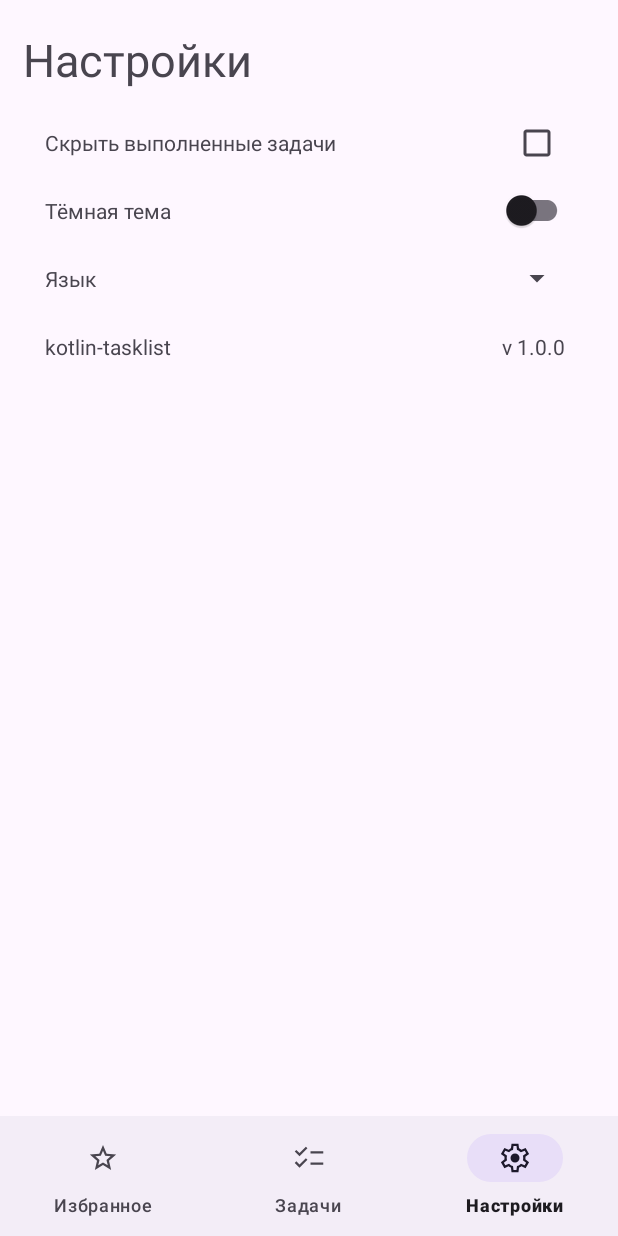
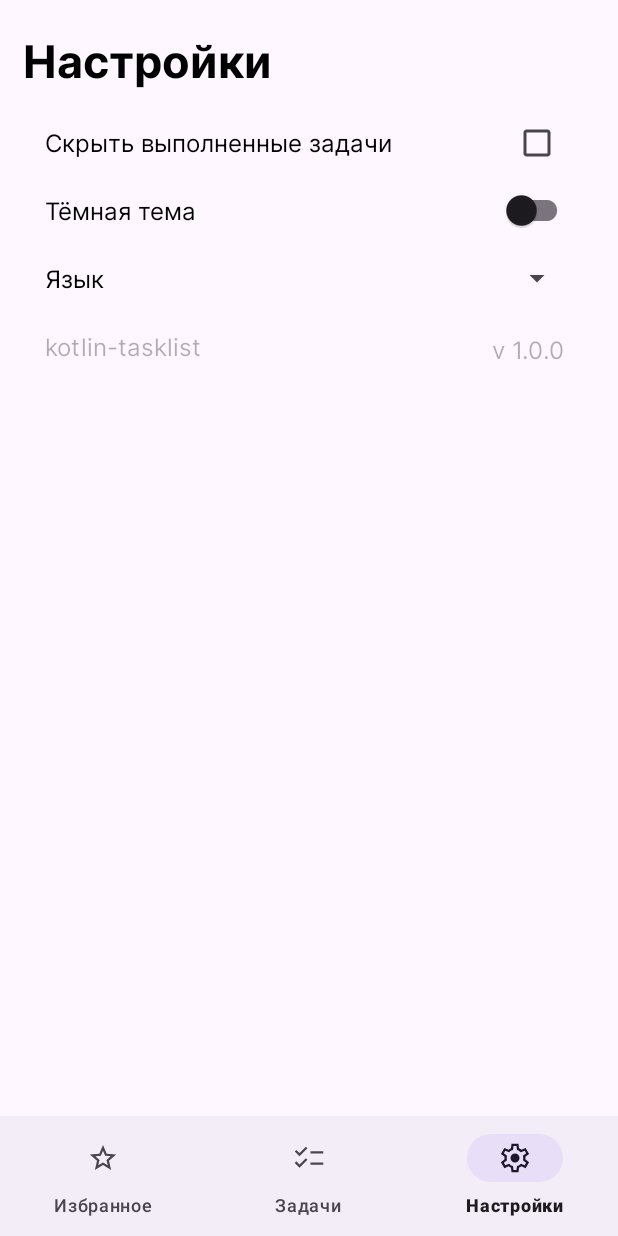
Before and after one commit to lonelywh1te/kotlin-tasklist, an Android app: the screen it shows after launch (MainActivity), item 3 of the bottom bar chosen, on a phone screen of 412 x 824 dp. Run offline under Robolectric (Android 15) with nearby library versions, the phone set to English and light mode, and no system bars; our stand-ins replace Room's generated code.

Commit message:
upd: font, some UI changes

```diff
--- /dev/null
+++ b/app/src/main/res/drawable/ic_open.xml
@@ -0,0 +1,5 @@
+<vector android:autoMirrored="true" android:height="24dp"
+    android:tint="#000000" android:viewportHeight="24"
+    android:viewportWidth="24" android:width="24dp" xmlns:android="http://schemas.android.com/apk/res/android">
+    <path android:fillColor="@android:color/white" android:pathData="M10,6L8.59,7.41 13.17,12l-4.58,4.59L10,18l6,-6z"/>
+</vector>
--- a/app/src/main/res/drawable/shape_task.xml
+++ /dev/null
@@ -1,5 +0,0 @@
-<?xml version="1.0" encoding="utf-8"?>
-<shape xmlns:android="http://schemas.android.com/apk/res/android">
-    <solid android:color="@color/black"/>
-    <corners android:radius="10dp"/>
-</shape>
--- a/app/src/main/res/layout/activity_create_task.xml
+++ b/app/src/main/res/layout/activity_create_task.xml
@@ -8,6 +8,7 @@
 
     <TextView
         android:id="@+id/tvCreateActivityTitle"
+        android:textAppearance="@style/textHeaderStyle"
         android:layout_width="match_parent"
         android:layout_height="wrap_content"
         android:text="@string/newTask"
@@ -37,6 +38,7 @@
 
         <com.google.android.material.textfield.TextInputEditText
             android:id="@+id/inputTaskTitle"
+            android:textAppearance="@style/textDefaultStyle"
             android:layout_width="match_parent"
             android:layout_height="match_parent"
             android:maxLength="25"/>
@@ -58,6 +60,7 @@
 
         <com.google.android.material.textfield.TextInputEditText
             android:id="@+id/inputTaskDescription"
+            android:textAppearance="@style/textDefaultStyle"
             android:layout_width="match_parent"
             android:layout_height="match_parent"
             android:gravity="top"/>
@@ -76,6 +79,7 @@
         app:layout_constraintTop_toBottomOf="@+id/descInputlayout">
 
         <TextView
+            android:textAppearance="@style/textDefaultStyle"
             android:layout_width="match_parent"
             android:layout_height="match_parent"
             android:layout_weight="1"
--- a/app/src/main/res/layout/activity_create_task_group.xml
+++ b/app/src/main/res/layout/activity_create_task_group.xml
@@ -8,6 +8,7 @@
 
     <TextView
         android:id="@+id/tvCreateActivityTitle"
+        android:textAppearance="@style/textHeaderStyle"
         android:layout_width="match_parent"
         android:layout_height="wrap_content"
         android:text="Новая группа"
@@ -37,6 +38,7 @@
 
         <com.google.android.material.textfield.TextInputEditText
             android:id="@+id/inputTaskGroupName"
+            android:textAppearance="@style/textDefaultStyle"
             android:layout_width="match_parent"
             android:layout_height="match_parent"
             android:maxLength="25"/>
@@ -58,6 +60,7 @@
 
         <com.google.android.material.textfield.TextInputEditText
             android:id="@+id/inputTaskGroupDescription"
+            android:textAppearance="@style/textDefaultStyle"
             android:layout_width="match_parent"
             android:layout_height="match_parent"
             android:gravity="top" />
--- a/app/src/main/res/layout/activity_main.xml
+++ b/app/src/main/res/layout/activity_main.xml
@@ -14,6 +14,7 @@
 
         <TextView
             android:id="@+id/tvActivityTitle"
+            android:textAppearance="@style/textHeaderStyle"
             android:layout_width="match_parent"
             android:layout_height="80dp"
             android:gravity="center_vertical"
--- a/app/src/main/res/layout/activity_task.xml
+++ b/app/src/main/res/layout/activity_task.xml
@@ -14,6 +14,7 @@
 
         <TextView
             android:id="@+id/tvTaskTitle"
+            android:textAppearance="@style/textHeaderStyle"
             android:layout_width="match_parent"
             android:layout_height="wrap_content"
             tools:text="Task Title"
@@ -21,13 +22,14 @@
             android:layout_marginTop="25dp"
             android:layout_marginBottom="25dp"
             android:layout_marginEnd="15dp"
-            android:textSize="30sp"
             app:layout_constraintEnd_toEndOf="parent"
             app:layout_constraintStart_toStartOf="parent"
             app:layout_constraintTop_toTopOf="parent" />
 
         <TextView
             android:id="@+id/tvIsFavouriteStatus"
+            android:textAppearance="@style/textDefaultStyle"
+            android:textStyle="italic"
             android:layout_width="match_parent"
             android:layout_height="wrap_content"
             android:text="@string/isFavourite"
@@ -37,13 +39,13 @@
             android:layout_marginBottom="25dp"
             android:layout_marginEnd="15dp"
 
-            android:textSize="16sp"
             app:layout_constraintEnd_toEndOf="parent"
             app:layout_constraintStart_toStartOf="parent"
             app:layout_constraintTop_toBottomOf="@+id/tvTaskTitle" />
 
         <TextView
             android:id="@+id/tvTaskDescription"
+            android:textAppearance="@style/textDefaultStyle"
             android:layout_width="match_parent"
             android:layout_height="wrap_content"
             tools:text="Description text"
--- a/app/src/main/res/layout/dialog_create_item.xml
+++ b/app/src/main/res/layout/dialog_create_item.xml
@@ -16,9 +16,11 @@
         <LinearLayout
             android:layout_width="match_parent"
             android:layout_height="match_parent"
+            android:padding="5dp"
             android:orientation="vertical">
 
             <TextView
+                android:textAppearance="@style/textDefaultStyle"
                 android:layout_width="match_parent"
                 android:layout_height="match_parent"
                 android:text="Что вы хотите создать?"
@@ -33,6 +35,7 @@
 
                 <Button
                     android:id="@+id/btnCreateTask"
+                    android:textAppearance="@style/textDefaultStyle"
                     android:layout_width="wrap_content"
                     android:layout_height="match_parent"
                     android:layout_weight="1"
@@ -43,6 +46,7 @@
 
                 <Button
                     android:id="@+id/btnCreateTaskGroup"
+                    android:textAppearance="@style/textDefaultStyle"
                     android:layout_width="wrap_content"
                     android:layout_height="match_parent"
                     android:layout_weight="1"
--- a/app/src/main/res/layout/fragment_settings.xml
+++ b/app/src/main/res/layout/fragment_settings.xml
@@ -19,6 +19,7 @@
             android:orientation="horizontal">
 
             <TextView
+                android:textAppearance="@style/textDefaultStyle"
                 android:layout_width="0dp"
                 android:layout_height="match_parent"
                 android:layout_weight="1"
@@ -39,6 +40,7 @@
             android:orientation="horizontal">
 
             <TextView
+                android:textAppearance="@style/textDefaultStyle"
                 android:layout_width="0dp"
                 android:layout_height="match_parent"
                 android:layout_weight="1"
@@ -59,6 +61,7 @@
             android:orientation="horizontal">
 
             <TextView
+                android:textAppearance="@style/textDefaultStyle"
                 android:layout_width="0dp"
                 android:layout_height="match_parent"
                 android:layout_weight="1"
@@ -76,9 +79,11 @@
             android:layout_height="30dp"
             android:layout_marginTop="15dp"
             android:gravity="center_vertical"
-            android:orientation="horizontal">
+            android:orientation="horizontal"
+            android:alpha="0.3">
 
             <TextView
+                android:textAppearance="@style/textDefaultStyle"
                 android:layout_width="0dp"
                 android:layout_height="match_parent"
                 android:layout_weight="1"
@@ -86,6 +91,7 @@
                 android:text="kotlin-tasklist" />
 
             <TextView
+                android:textAppearance="@style/textDefaultStyle"
                 android:layout_width="wrap_content"
                 android:layout_height="match_parent"
                 android:gravity="center_vertical"
--- /dev/null
+++ b/app/src/main/res/values/styles.xml
@@ -0,0 +1,20 @@
+<?xml version="1.0" encoding="utf-8"?>
+<resources>
+    <style name="taskItemCardStyle">
+        <item name="cornerRadius">10dp</item>
+        <item name="android:layout_marginStart">15dp</item>
+        <item name="android:layout_marginEnd">15dp</item>
+        <item name="android:layout_marginTop">7.5dp</item>
+        <item name="android:layout_marginBottom">7.5dp</item>
+    </style>
+
+    <style name="textDefaultStyle">
+        <item name="android:fontFamily">@font/inter_regular</item>
+        <item name="android:textSize">16sp</item>
+    </style>
+
+    <style name="textHeaderStyle">
+        <item name="android:fontFamily">@font/inter_bold</item>
+        <item name="android:textSize">30sp</item>
+    </style>
+</resources>
```
Also changed, not shown: app/src/main/res/layout/activity_task_group.xml (+18 -7 lines), app/src/main/res/layout/task_group_item.xml (+34 -19 lines), app/src/main/res/layout/task_item.xml (+5 -9 lines), app/src/main/res/font/inter_bold.ttf (added), app/src/main/res/font/inter_regular.ttf (added).
